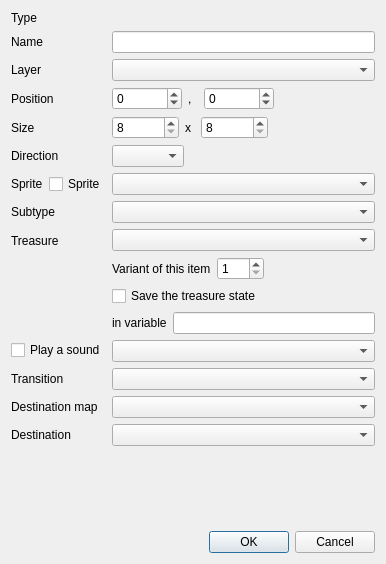
Above: src/gui/edit_entity_dialog.ui from solarus-games/solarus-quest-editor before the change. Below: the same form after it.
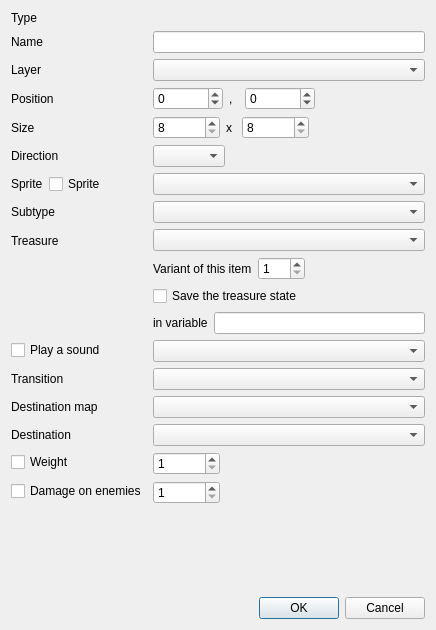
That is the form after the change. Custom widgets are drawn as their Qt base class.

Commit message: Implement damage_on_enemies and weight

```diff
--- a/src/gui/edit_entity_dialog.ui
+++ b/src/gui/edit_entity_dialog.ui
@@ -6,8 +6,8 @@
    <rect>
     <x>0</x>
     <y>0</y>
-    <width>386</width>
-    <height>564</height>
+    <width>436</width>
+    <height>630</height>
    </rect>
   </property>
   <property name="sizePolicy">
@@ -458,6 +458,114 @@
      <item row="12" column="1">
       <widget class="EntitySelector" name="destination_field"/>
      </item>
+     <item row="13" column="0">
+      <widget class="QCheckBox" name="weight_checkbox">
+       <property name="text">
+        <string>Weight</string>
+       </property>
+      </widget>
+     </item>
+     <item row="14" column="0">
+      <widget class="QCheckBox" name="damage_on_enemies_checkbox">
+       <property name="text">
+        <string>Damage on enemies</string>
+       </property>
+      </widget>
+     </item>
+     <item row="13" column="1">
+      <widget class="QWidget" name="weight_layout" native="true">
+       <layout class="QHBoxLayout" name="horizontalLayout_3">
+        <property name="leftMargin">
+         <number>0</number>
+        </property>
+        <property name="topMargin">
+         <number>0</number>
+        </property>
+        <property name="rightMargin">
+         <number>0</number>
+        </property>
+        <property name="bottomMargin">
+         <number>0</number>
+        </property>
+        <item>
+         <widget class="QSpinBox" name="weight_field">
+          <property name="maximumSize">
+           <size>
+            <width>70</width>
+            <height>16777215</height>
+           </size>
+          </property>
+          <property name="minimum">
+           <number>1</number>
+          </property>
+          <property name="maximum">
+           <number>999999</number>
+          </property>
+         </widget>
+        </item>
+        <item>
+         <spacer name="weight_spacer">
+          <property name="orientation">
+           <enum>Qt::Horizontal</enum>
+          </property>
+          <property name="sizeHint" stdset="0">
+           <size>
+            <width>40</width>
+            <height>20</height>
+           </size>
+          </property>
+         </spacer>
+        </item>
+       </layout>
+      </widget>
+     </item>
+     <item row="14" column="1">
+      <widget class="QWidget" name="damage_on_enemies_layout" native="true">
+       <layout class="QHBoxLayout" name="horizontalLayout_4">
+        <property name="leftMargin">
+         <number>0</number>
+        </property>
+        <property name="topMargin">
+         <number>0</number>
+        </property>
+        <property name="rightMargin">
+         <number>0</number>
+        </property>
+        <property name="bottomMargin">
+         <number>0</number>
+        </property>
+        <item>
+         <widget class="QSpinBox" name="damage_on_enemies_field">
+          <property name="maximumSize">
+           <size>
+            <width>70</width>
+            <height>16777215</height>
+           </size>
+          </property>
+          <property name="minimum">
+           <number>1</number>
+          </property>
+          <property name="maximum">
+           <number>999999</number>
+          </property>
+         </widget>
+        </item>
+        <item>
+         <spacer name="damage_on_enemies_spacer">
+          <property name="orientation">
+           <enum>Qt::Horizontal</enum>
+          </property>
+          <property name="sizeHint" stdset="0">
+           <size>
+            <width>40</width>
+            <height>20</height>
+           </size>
+          </property>
+         </spacer>
+        </item>
+       </layout>
+      </widget>
+     </item>
     </layout>
    </item>
    <item>
```
The commit also changes 3 other files.
